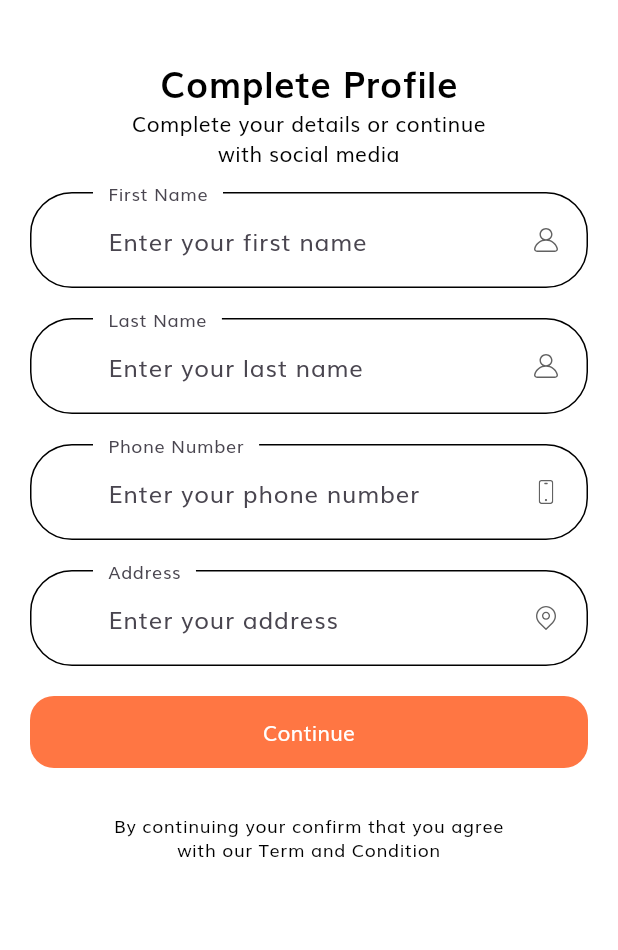
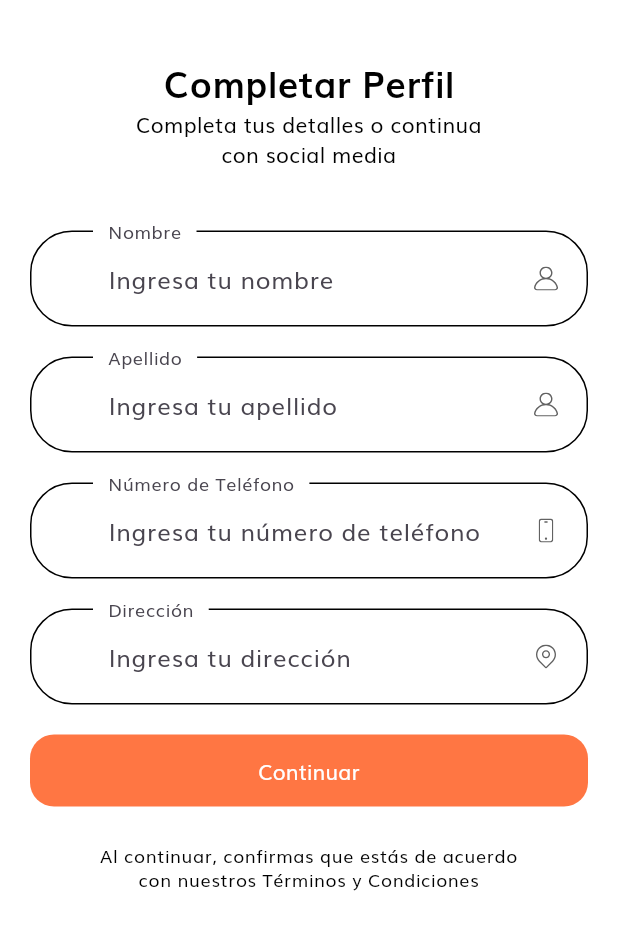
Before and after one commit to angeldevmobile/AI-Shopper-front, a Flutter app: the CompleteProfileScreen screen opened by its route, on a phone screen of 412 x 824 dp, the part 54-1004 px from its top. Run offline on Flutter 3.47's test engine with Material 3 defaults, Android fonts, the phone set to English and light mode, and no system bars; our stand-ins replace firebase_auth, firebase_core, flutter_svg, google_sign_in; accounts and stored records are empty.

Commit message:
Registro en BD y Firebase

```diff
--- a/lib/routes.dart
+++ b/lib/routes.dart
@@ -1,6 +1,5 @@
 import 'package:ai_shopper_online/screens/products/products_screen.dart';
 import 'package:flutter/widgets.dart';
-
 import 'screens/cart/cart_screen.dart';
 import 'screens/complete_profile/complete_profile_screen.dart';
 import 'screens/details/details_screen.dart';
@@ -22,7 +21,7 @@ final Map<String, WidgetBuilder> routes = {
   SignInScreen.routeName: (context) => const SignInScreen(),
   ForgotPasswordScreen.routeName: (context) => const ForgotPasswordScreen(),
   LoginSuccessScreen.routeName: (context) => const LoginSuccessScreen(),
-  SignUpScreen.routeName: (context) => const SignUpScreen(),
+  SignUpScreen.routeName: (context) => SignUpScreen(),
   CompleteProfileScreen.routeName: (context) => const CompleteProfileScreen(),
   OtpScreen.routeName: (context) => const OtpScreen(),
   HomeScreen.routeName: (context) => const HomeScreen(),
--- a/lib/screens/complete_profile/complete_profile_screen.dart
+++ b/lib/screens/complete_profile/complete_profile_screen.dart
@@ -1,18 +1,15 @@
 import 'package:flutter/material.dart';
-
-import '../../constants.dart';
 import 'components/complete_profile_form.dart';
+import '../../constants.dart'; // Importa las constantes
 
 class CompleteProfileScreen extends StatelessWidget {
   static String routeName = "/complete_profile";
+  const CompleteProfileScreen({Key? key}) : super(key: key);
 
-  const CompleteProfileScreen({super.key});
   @override
   Widget build(BuildContext context) {
     return Scaffold(
-      appBar: AppBar(
-        title: const Text('Sign Up'),
-      ),
+      appBar: AppBar(title: const Text('Sign Up')),
       body: SafeArea(
         child: SizedBox(
           width: double.infinity,
@@ -21,17 +18,17 @@ class CompleteProfileScreen extends StatelessWidget {
             child: SingleChildScrollView(
               child: Column(
                 children: [
-                  const SizedBox(height: 16),
-                  const Text("Complete Profile", style: headingStyle),
+                  SizedBox(height: MediaQuery.of(context).size.height * 0.02),
+                  const Text("Completar Perfil", style: headingStyle),
                   const Text(
-                    "Complete your details or continue  \nwith social media",
+                    "Completa tus detalles o continua\ncon social media",
                     textAlign: TextAlign.center,
                   ),
-                  const SizedBox(height: 16),
+                  SizedBox(height: MediaQuery.of(context).size.height * 0.05),
                   const CompleteProfileForm(),
-                  const SizedBox(height: 30),
+                  SizedBox(height: MediaQuery.of(context).size.height * 0.03),
                   Text(
-                    "By continuing your confirm that you agree \nwith our Term and Condition",
+                    "Al continuar, confirmas que estás de acuerdo\ncon nuestros Términos y Condiciones",
                     textAlign: TextAlign.center,
                     style: Theme.of(context).textTheme.bodySmall,
                   ),
--- a/lib/screens/complete_profile/components/complete_profile_form.dart
+++ b/lib/screens/complete_profile/components/complete_profile_form.dart
@@ -1,4 +1,6 @@
+import 'package:firebase_auth/firebase_auth.dart';
 import 'package:flutter/material.dart';
+import 'package:ai_shopper_online/services/auth_service.dart';
 import '../../../services/api_service.dart';
 import '../../../components/custom_surfix_icon.dart';
 import '../../../components/form_error.dart';
@@ -60,8 +62,8 @@ class _CompleteProfileFormState extends State<CompleteProfileForm> {
               return null;
             },
             decoration: const InputDecoration(
-              labelText: "First Name",
-              hintText: "Enter your first name",
+              labelText: "Nombre",
+              hintText: "Ingresa tu nombre",
               floatingLabelBehavior: FloatingLabelBehavior.always,
               suffixIcon: CustomSurffixIcon(svgIcon: "assets/icons/User.svg"),
             ),
@@ -70,8 +72,8 @@ class _CompleteProfileFormState extends State<CompleteProfileForm> {
           TextFormField(
             onSaved: (newValue) => lastName = newValue,
             decoration: const InputDecoration(
-              labelText: "Last Name",
-              hintText: "Enter your last name",
+              labelText: "Apellido",
+              hintText: "Ingresa tu apellido",
               floatingLabelBehavior: FloatingLabelBehavior.always,
               suffixIcon: CustomSurffixIcon(svgIcon: "assets/icons/User.svg"),
             ),
@@ -92,8 +94,8 @@ class _CompleteProfileFormState extends State<CompleteProfileForm> {
               return null;
             },
             decoration: const InputDecoration(
-              labelText: "Phone Number",
-              hintText: "Enter your phone number",
+              labelText: "Número de Teléfono",
+              hintText: "Ingresa tu número de teléfono",
               floatingLabelBehavior: FloatingLabelBehavior.always,
               suffixIcon: CustomSurffixIcon(svgIcon: "assets/icons/Phone.svg"),
             ),
@@ -113,8 +115,8 @@ class _CompleteProfileFormState extends State<CompleteProfileForm> {
               return null;
             },
             decoration: const InputDecoration(
-              labelText: "Address",
-              hintText: "Enter your address",
+              labelText: "Dirección",
+              hintText: "Ingresa tu dirección",
               floatingLabelBehavior: FloatingLabelBehavior.always,
               suffixIcon: CustomSurffixIcon(
                 svgIcon: "assets/icons/Location point.svg",
@@ -128,14 +130,27 @@ class _CompleteProfileFormState extends State<CompleteProfileForm> {
               if (_formKey.currentState!.validate()) {
                 _formKey.currentState!.save();
 
-                print('Correo: $correo');
-                print('Contraseña: $contrasena');
+                print('Correo (CompleteProfileForm): $correo');
+                print('Contraseña (CompleteProfileForm): $contrasena');
                 print('Nombre: $firstName');
                 print('Apellido: $lastName');
                 print('Teléfono: $phoneNumber');
                 print('Dirección: $address');
 
                 try {
+                  print("Llamando a AuthService.registerUser...");
+                  final authService = AuthService();
+                  final userCredential = await authService.registerUser(
+                    correo!,
+                    contrasena!,
+                  );
+
+                  if (userCredential != null && userCredential.user != null) {
+                    print(
+                      "Usuario de Firebase creado con éxito: ${userCredential.user!.uid}",
+                    );
+
+                    print("Llamando a ApiService.registrarUsuarioCompleto...");
                     bool exito = await ApiService.registrarUsuarioCompleto(
                       correo: correo,
                       contrasena: contrasena,
@@ -157,6 +172,19 @@ class _CompleteProfileFormState extends State<CompleteProfileForm> {
                         ),
                       );
                     }
+                  } else {
+                    print('Error al registrar usuario en Firebase');
+                    ScaffoldMessenger.of(context).showSnackBar(
+                      const SnackBar(
+                        content: Text('Error al registrar usuario en Firebase'),
+                      ),
+                    );
+                  }
+                } on FirebaseAuthException catch (e) {
+                  print('FirebaseAuthException: ${e.code}');
+                  ScaffoldMessenger.of(context).showSnackBar(
+                    SnackBar(content: Text('Error: ${e.message}')),
+                  );
                 } catch (e) {
                   print('Error de conexión: $e');
                   ScaffoldMessenger.of(context).showSnackBar(
@@ -165,7 +193,7 @@ class _CompleteProfileFormState extends State<CompleteProfileForm> {
                 }
               }
             },
-            child: const Text("Continue"),
+            child: const Text("Continuar"),
           ),
         ],
       ),
--- a/lib/screens/sign_up/components/sign_up_form.dart
+++ b/lib/screens/sign_up/components/sign_up_form.dart
@@ -61,8 +61,8 @@ class _SignUpFormState extends State<SignUpForm> {
               return null;
             },
             decoration: const InputDecoration(
-              labelText: "Email",
-              hintText: "Enter your email",
+              labelText: "Correo Electrónico",
+              hintText: "Ingresa tu correo electrónico",
               floatingLabelBehavior: FloatingLabelBehavior.always,
               suffixIcon: CustomSurffixIcon(svgIcon: "assets/icons/Mail.svg"),
             ),
@@ -89,8 +89,8 @@ class _SignUpFormState extends State<SignUpForm> {
               return null;
             },
             decoration: const InputDecoration(
-              labelText: "Password",
-              hintText: "Enter your password",
+              labelText: "Contraseña",
+              hintText: "Ingresa tu contraseña",
               floatingLabelBehavior: FloatingLabelBehavior.always,
               suffixIcon: CustomSurffixIcon(svgIcon: "assets/icons/Lock.svg"),
             ),
@@ -117,8 +117,8 @@ class _SignUpFormState extends State<SignUpForm> {
               return null;
             },
             decoration: const InputDecoration(
-              labelText: "Confirm Password",
-              hintText: "Re-enter your password",
+              labelText: "Confirmar Contraseña",
+              hintText: "Re-ingresa tu contraseña",
               floatingLabelBehavior: FloatingLabelBehavior.always,
               suffixIcon: CustomSurffixIcon(svgIcon: "assets/icons/Lock.svg"),
             ),
@@ -136,7 +136,7 @@ class _SignUpFormState extends State<SignUpForm> {
                 );
               }
             },
-            child: const Text("Continue"),
+            child: const Text("Continuar"),
           ),
         ],
       ),
```
Also changed, not shown: lib/main.dart (+11 -2 lines), lib/screens/sign_up/sign_up_screen.dart (+39 -14 lines), lib/services/auth_service.dart (added, +64 -0 lines), pubspec.yaml (+7 -2 lines), firebase.json (added), lib/firebase_options.dart (added), lib/services/api_service.dart (line endings or trailing spaces), pubspec.lock, 9 other files. Lines whose indentation alone changed are shown as unchanged.
